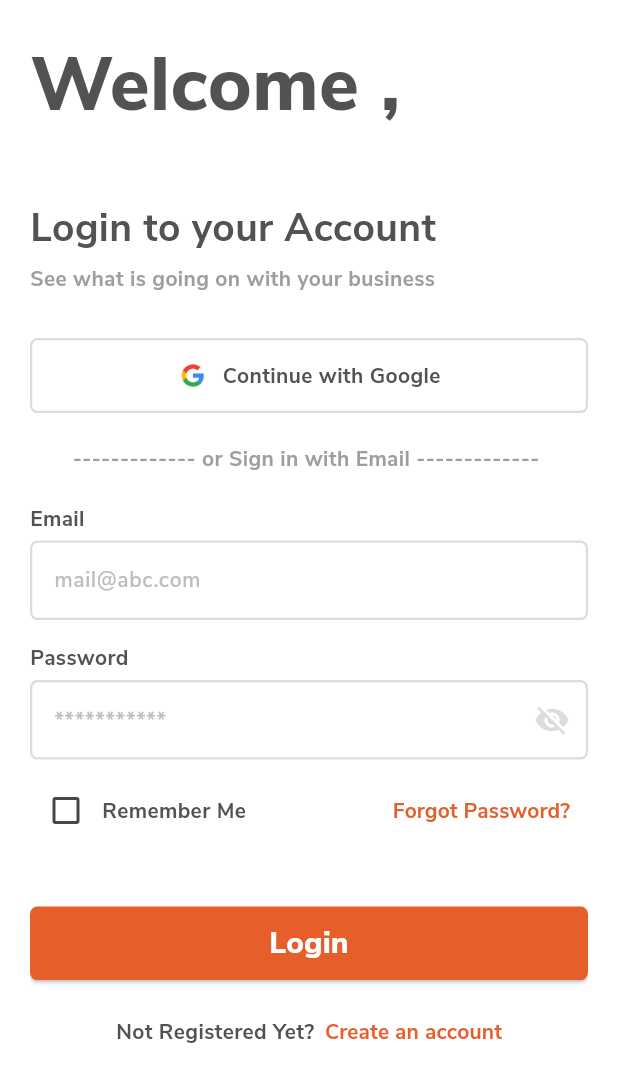
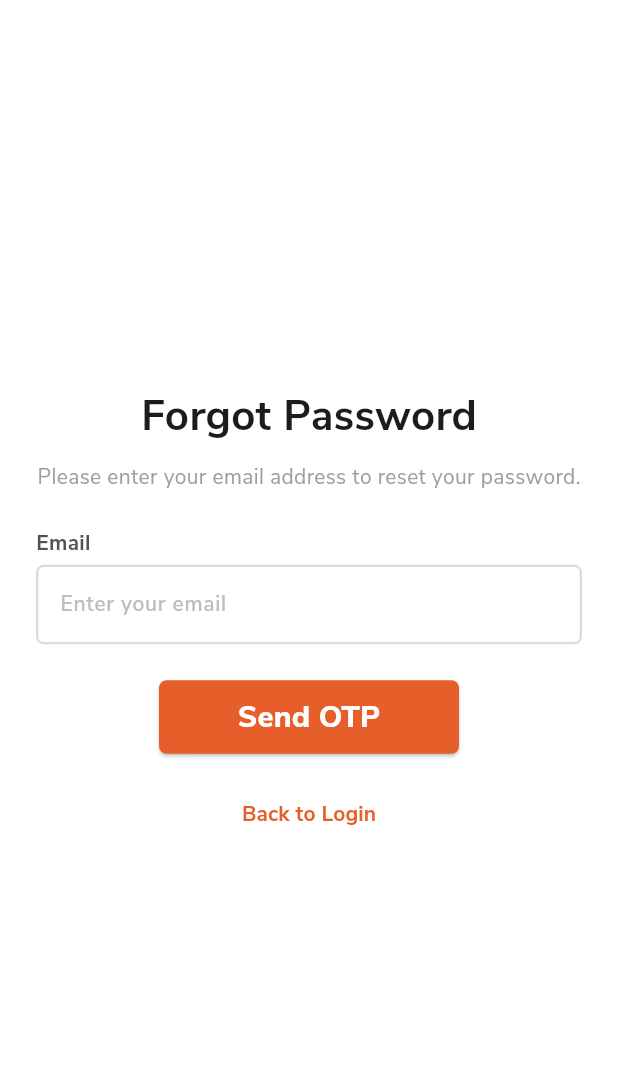
Before and after one commit to TaskTrial/mobile, a Flutter app: the screen it shows after launch, scrolled down 40 dp, after a tap on "Forgot Password?", on a phone screen of 412 x 824 dp. Shown: the top 1082 px of the screen. Run offline on Flutter 3.47's test engine with Material 3 defaults, Android fonts, the light colour scheme and no system bars; our stand-ins replace dio, get, percent_indicator, shared_preferences.

Commit message:
feat : ForgetPasswordScreen , ResetPasswordScreen  -Refactor : EditProfileScreen

```diff
--- a/lib/app.dart
+++ b/lib/app.dart
@@ -2,6 +2,7 @@ import 'package:flutter/material.dart';
 import 'package:get/get_navigation/src/root/get_material_app.dart';
 import 'package:task_trial/utils/cache_helper.dart';
 import 'package:task_trial/views/auth/login_screen.dart';
+import 'package:task_trial/views/auth/reset_password_screen.dart';
 import 'package:task_trial/views/auth/sign_up_screen.dart';
 import 'package:task_trial/views/auth/verify_screen.dart';
 import 'package:task_trial/views/landing_screen.dart';
--- /dev/null
+++ b/lib/views/auth/forget_password_screen.dart
@@ -0,0 +1,93 @@
+import 'package:flutter/material.dart';
+import 'package:get/get.dart';
+import 'package:task_trial/controllers/login_controller.dart';
+import 'package:task_trial/views/auth/login_screen.dart';
+import 'package:task_trial/views/auth/reset_password_screen.dart';
+import 'package:task_trial/widgets/auth_button.dart';
+import 'package:task_trial/widgets/my_text_field.dart';
+
+import '../../utils/constants.dart';
+
+class ForgetPasswordScreen extends StatelessWidget {
+  const ForgetPasswordScreen({super.key});
+
+  @override
+  Widget build(BuildContext context) {
+    final formKey = GlobalKey<FormState>();
+    final LoginController controller = Get.put(LoginController());
+    return Scaffold(
+      backgroundColor: Colors.white,
+      // appBar: AppBar(
+      //   backgroundColor: Colors.transparent,
+      //   elevation: 0,
+      //   foregroundColor: Colors.black,
+      // ),
+      body: Padding(
+        padding: const EdgeInsets.all(24.0),
+        child: Form(
+          key: formKey,
+          child: Column(
+            crossAxisAlignment: CrossAxisAlignment.center,
+            mainAxisAlignment: MainAxisAlignment.center,
+            children: [
+              const Text(
+                "Forgot Password",
+                style: TextStyle(
+                  fontFamily: Constants.primaryFont,
+                  fontSize: 28,
+                  fontWeight: FontWeight.bold,
+                ),
+              ),
+              const SizedBox(height: 10),
+              const Text(
+                "Please enter your email address to reset your password.",
+                style: TextStyle(
+                    fontSize: 14,
+                    color: Colors.grey,
+                    fontFamily: Constants.primaryFont),
+              ),
+              SizedBox(height: 24),
+              MyTextField(
+                title: "Email",
+                hintText: "Enter your email",
+                controller: controller.emailController,
+                validator: (value) {
+                  if (value == null || value.isEmpty) {
+                    return "Please enter your email";
+                  } else if (!GetUtils.isEmail(value)) {
+                    return "Please enter a valid email";
+                  }
+                  return null;
+                },
+              ),
+              const SizedBox(height: 24),
+              SizedBox(
+                  width: 200,
+                  child: AuthButton(
+                      onPressed: () {
+                        if (formKey.currentState!.validate()) {
+                          controller.sendOTP();
+
+                        }
+                      }, title: 'Send OTP', isLoading: false)),
+              const SizedBox(height: 16),
+              Center(
+                child: TextButton(
+                  onPressed: (){
+                    Get.back();
+                  },
+                  child: const Text("Back to Login",
+                      style: TextStyle(
+                          color: Constants.primaryColor,
+                          fontSize: 14,
+                          fontFamily: Constants.primaryFont,
+                          fontWeight: FontWeight.bold)),
+                ),
+              )
+            ],
+          ),
+        ),
+      ),
+    );
+  }
+}
--- a/lib/views/auth/login_screen.dart
+++ b/lib/views/auth/login_screen.dart
@@ -2,6 +2,7 @@ import 'package:flutter/material.dart';
 import 'package:get/get.dart';
 import 'package:task_trial/controllers/login_controller.dart';
 import 'package:task_trial/utils/constants.dart';
+import 'package:task_trial/views/auth/forget_password_screen.dart';
 import 'package:task_trial/views/auth/sign_up_screen.dart';
 import 'package:task_trial/views/dashboard/dashboard_screen.dart';
 import 'package:task_trial/views/main_view_screen.dart';
@@ -196,7 +197,9 @@ class LoginScreen extends StatelessWidget {
             ],
           ),
           TextButton(
-            onPressed: () {},
+            onPressed: () {
+              Get.to(()=> const ForgetPasswordScreen());
+            },
             child: const Text('Forgot Password?',
                 style: TextStyle(color: Constants.primaryColor,
                     fontSize: 14,
```
Also changed, not shown: lib/controllers/login_controller.dart (+72 -18 lines), lib/controllers/profile_controller.dart (+84 -0 lines), lib/controllers/reset_password_controller.dart (added, +78 -0 lines), lib/views/auth/reset_password_screen.dart (added, +108 -0 lines), lib/views/profile/edit_profile_screen.dart (+32 -10 lines).
